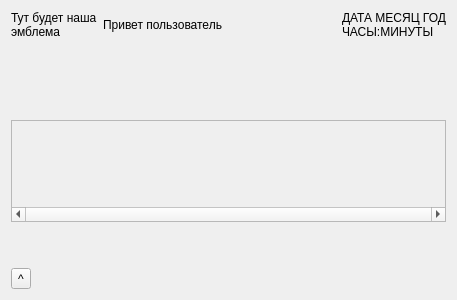
The window that Forms/FormsBarView/FormBarView.ui (N00llk/bar-booking) describes before a commit, drawn with Qt 5.
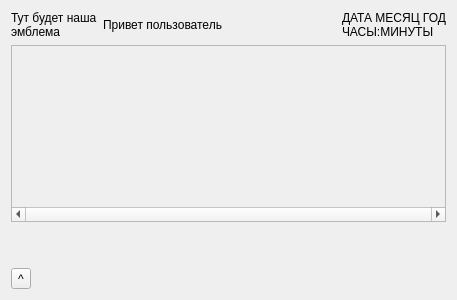
The same window after the commit.

Diff of the .ui file:
```diff
--- a/Forms/FormsBarView/FormBarView.ui
+++ b/Forms/FormsBarView/FormBarView.ui
@@ -37,19 +37,6 @@
          </item>
         </layout>
        </item>
-       <item>
-        <spacer name="verticalSpacer_3">
-         <property name="orientation">
-          <enum>Qt::Vertical</enum>
-         </property>
-         <property name="sizeHint" stdset="0">
-          <size>
-           <width>20</width>
-           <height>40</height>
-          </size>
-         </property>
-        </spacer>
-       </item>
       </layout>
      </item>
      <item>
@@ -75,19 +62,6 @@
          </property>
         </widget>
        </item>
-       <item>
-        <spacer name="verticalSpacer">
-         <property name="orientation">
-          <enum>Qt::Vertical</enum>
-         </property>
-         <property name="sizeHint" stdset="0">
-          <size>
-           <width>20</width>
-           <height>40</height>
-          </size>
-         </property>
-        </spacer>
-       </item>
       </layout>
      </item>
     </layout>
@@ -109,10 +83,14 @@
         <x>0</x>
         <y>0</y>
         <width>431</width>
-        <height>73</height>
+        <height>126</height>
        </rect>
       </property>
-      <layout class="QHBoxLayout" name="horizontalLayout_3"/>
+      <layout class="QHBoxLayout" name="horizontalLayout_3">
+       <property name="spacing">
+        <number>50</number>
+       </property>
+      </layout>
      </widget>
     </widget>
    </item>
```
